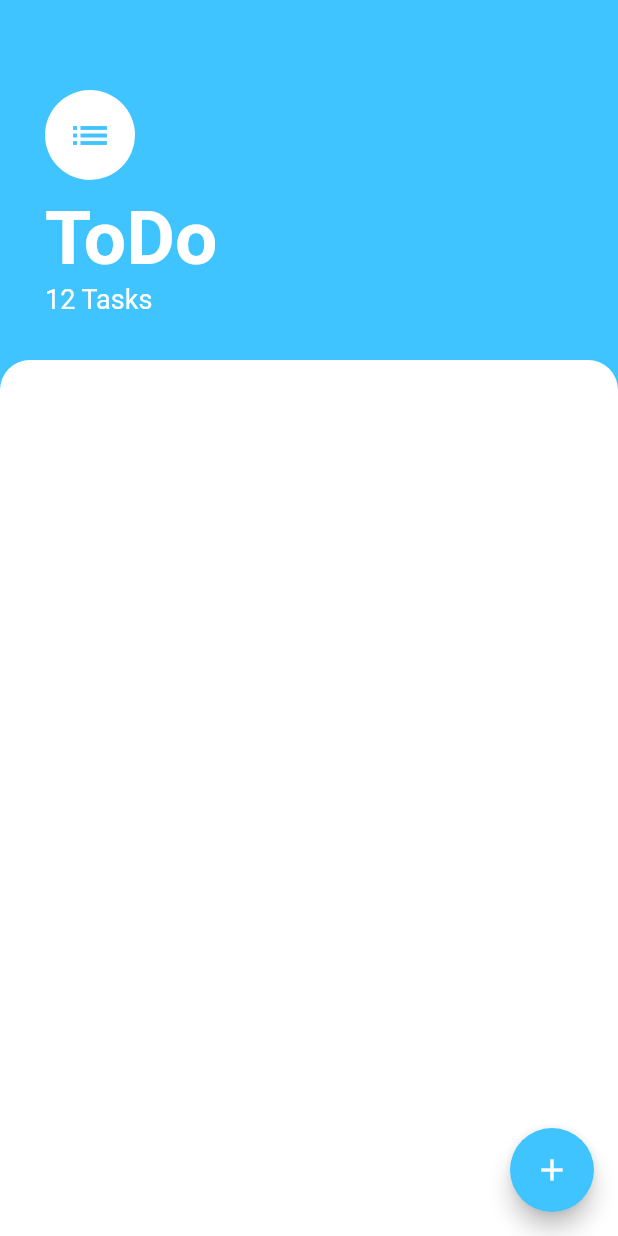
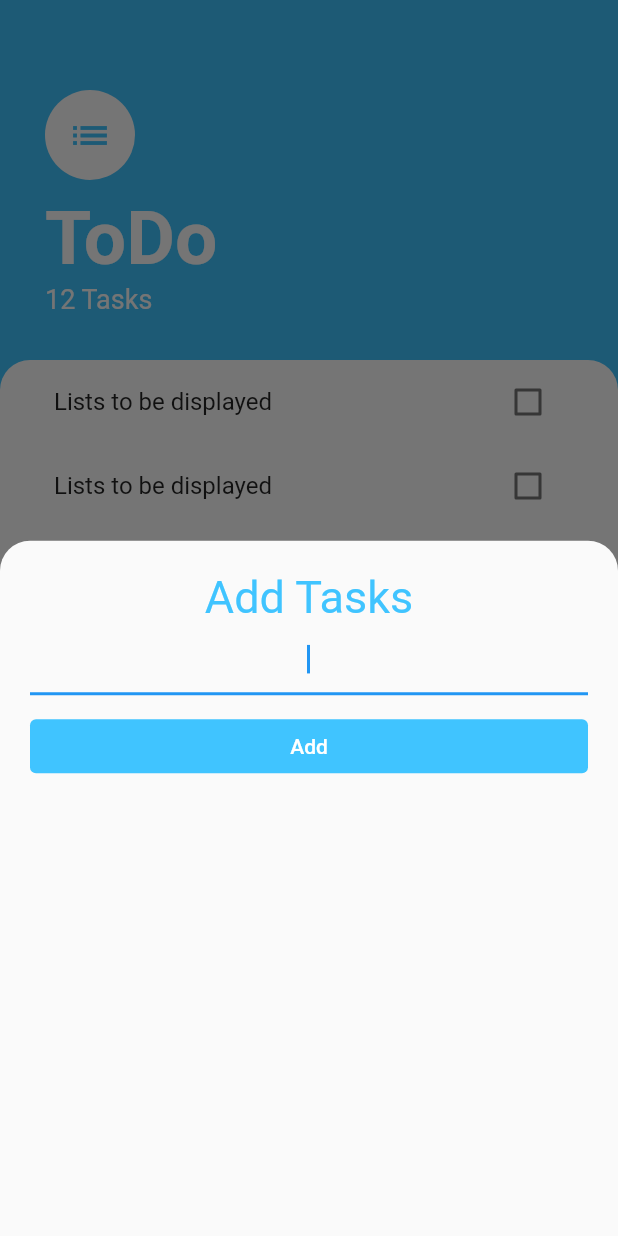
Before and after one commit to rakshiit14/todo, a Flutter app: the screen it shows after launch, after a tap on the "add" icon, on a phone screen of 412 x 824 dp. Run offline on Flutter 3.47's test engine with Material 2 defaults, Android fonts, the phone set to English and light mode, and no system bars.

Commit message:
completed UI

```diff
--- a/todo/lib/main.dart
+++ b/todo/lib/main.dart
@@ -8,7 +8,7 @@ class MyApp extends StatelessWidget {
 
   @override
   Widget build(BuildContext context) {
-    return MaterialApp(
+    return const MaterialApp(
       home: TasksScreen(),
     );
   }
--- /dev/null
+++ b/todo/lib/screens/add_task_screen.dart
@@ -0,0 +1,39 @@
+import 'package:flutter/material.dart';
+
+class AddTaskScreen extends StatelessWidget {
+  const AddTaskScreen({super.key});
+
+  @override
+  Widget build(BuildContext context) {
+    return Padding(
+      padding: const EdgeInsets.all(20),
+      child: Column(
+        crossAxisAlignment: CrossAxisAlignment.stretch,
+        children: [
+          const Text(
+            'Add Tasks',
+            textAlign: TextAlign.center,
+            style: TextStyle(color: Colors.lightBlueAccent, fontSize: 30),
+          ),
+          const TextField(
+            autofocus: true,
+            textAlign: TextAlign.center,
+          ),
+          Padding(
+            padding: const EdgeInsets.only(top: 10),
+            child: TextButton(
+              style: ButtonStyle(
+                  backgroundColor:
+                      MaterialStateProperty.all<Color>(Colors.lightBlueAccent)),
+              onPressed: () {},
+              child: const Text(
+                'Add',
+                style: TextStyle(color: Colors.white),
+              ),
+            ),
+          ),
+        ],
+      ),
+    );
+  }
+}
--- a/todo/lib/screens/tasks_screen.dart
+++ b/todo/lib/screens/tasks_screen.dart
@@ -1,4 +1,7 @@
 import 'package:flutter/material.dart';
+
+import '../widget/task_list.dart';
+import 'add_task_screen.dart';
 
 class TasksScreen extends StatelessWidget {
   const TasksScreen({super.key});
@@ -8,7 +11,18 @@ class TasksScreen extends StatelessWidget {
     return Scaffold(
       backgroundColor: Colors.lightBlueAccent,
       floatingActionButton: FloatingActionButton(
-        onPressed: () {},
+        onPressed: () {
+          showModalBottomSheet(
+            shape: const RoundedRectangleBorder(
+              borderRadius: BorderRadius.only(
+                topLeft: Radius.circular(20.0),
+                topRight: Radius.circular(20.0),
+              ),
+            ),
+            context: context,
+            builder: (context) => const AddTaskScreen(),
+          );
+        },
         backgroundColor: Colors.lightBlueAccent,
         child: const Icon(Icons.add),
       ),
@@ -53,6 +67,7 @@ class TasksScreen extends StatelessWidget {
           ),
           Expanded(
             child: Container(
+              padding: const EdgeInsets.symmetric(horizontal: 20),
               decoration: const BoxDecoration(
                 color: Colors.white,
                 borderRadius: BorderRadius.only(
@@ -60,6 +75,7 @@ class TasksScreen extends StatelessWidget {
                   topRight: Radius.circular(20),
                 ),
               ),
+              child: TasksList(),
             ),
           ),
         ],
--- /dev/null
+++ b/todo/lib/widget/task_list.dart
@@ -0,0 +1,15 @@
+import 'package:flutter/material.dart';
+import 'package:todo/widget/task_tile.dart';
+
+class TasksList extends StatelessWidget {
+  @override
+  Widget build(BuildContext context) {
+    return ListView(
+      children: <Widget>[
+        TaskTile(),
+        TaskTile(),
+        TaskTile(),
+      ],
+    );
+  }
+}
--- /dev/null
+++ b/todo/lib/widget/task_tile.dart
@@ -0,0 +1,14 @@
+import 'package:flutter/material.dart';
+
+class TaskTile extends StatelessWidget {
+  @override
+  Widget build(BuildContext context) {
+    return ListTile(
+      title: const Text('Lists to be displayed'),
+      trailing: Checkbox(
+        value: false,
+        onChanged: (value) => true,
+      ),
+    );
+  }
+}
```
